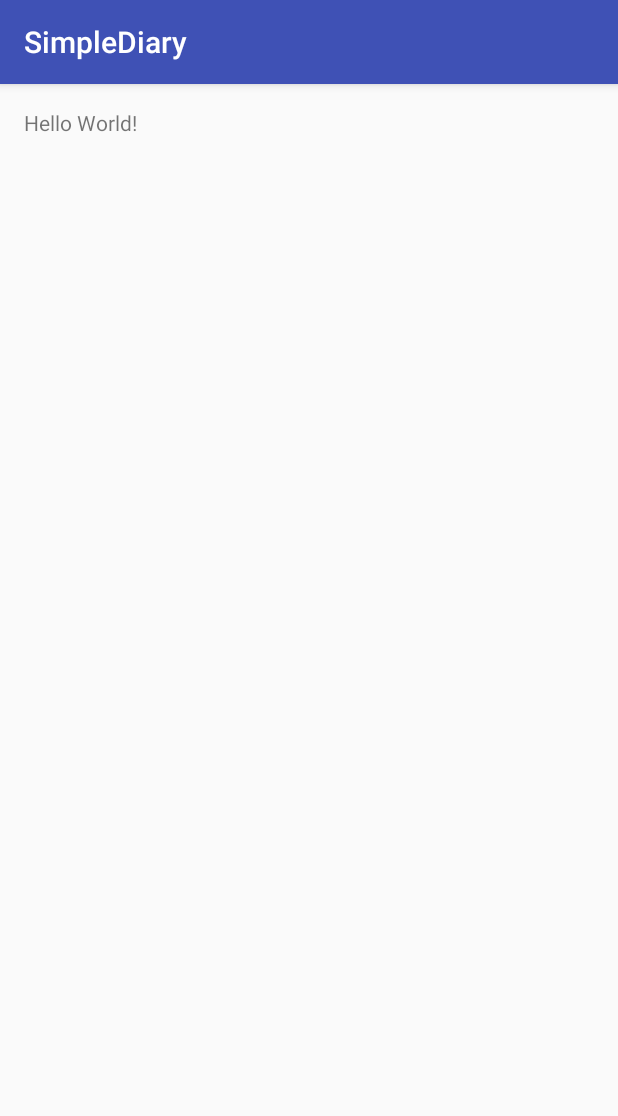
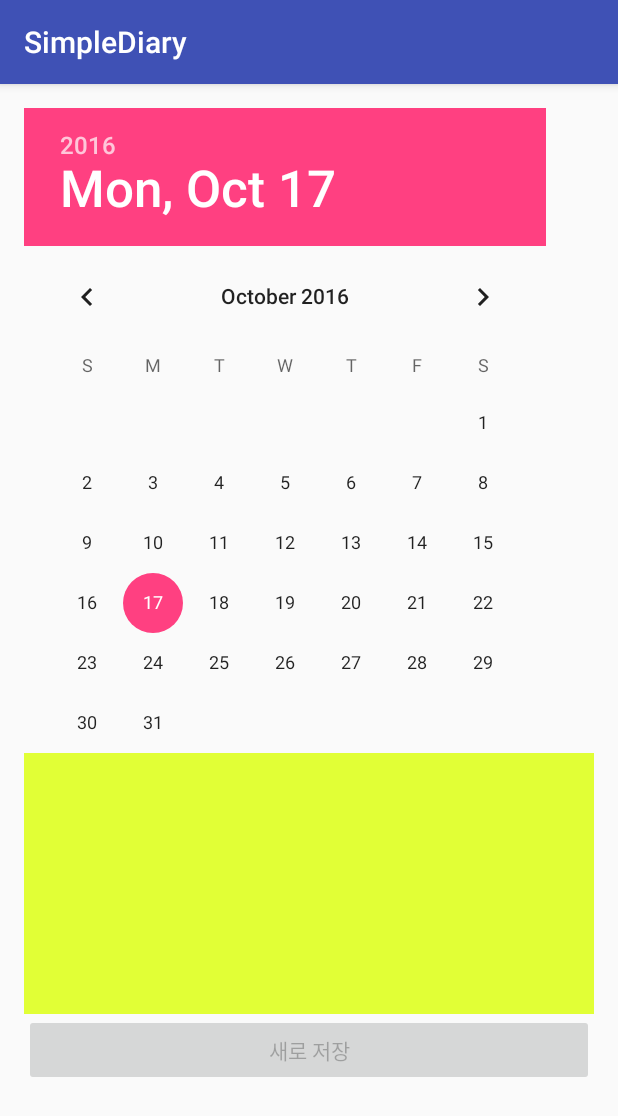
Before and after one commit to MINJUPARK/SimpleDiary, an Android app: the screen it shows after launch (MainActivity), on a phone screen of 412 x 824 dp. Shown: the top 1116 px of the screen. Run offline under Robolectric (Android 15) with nearby library versions, the phone set to English and light mode, and no system bars.

```diff
--- a/app/src/main/res/layout/activity_main.xml
+++ b/app/src/main/res/layout/activity_main.xml
@@ -1,5 +1,5 @@
 <?xml version="1.0" encoding="utf-8"?>
-<RelativeLayout xmlns:android="http://schemas.android.com/apk/res/android"
+<LinearLayout xmlns:android="http://schemas.android.com/apk/res/android"
     xmlns:tools="http://schemas.android.com/tools"
     android:layout_width="match_parent"
     android:layout_height="match_parent"
@@ -7,10 +7,25 @@
     android:paddingLeft="@dimen/activity_horizontal_margin"
     android:paddingRight="@dimen/activity_horizontal_margin"
     android:paddingTop="@dimen/activity_vertical_margin"
-    tools:context="com.example.simplediary.MainActivity">
+    tools:context="com.example.simplediary.MainActivity"
+    android:orientation="vertical">
 
-    <TextView
-        android:layout_width="wrap_content"
+    <DatePicker
+        android:id="@+id/date_picker"
+        android:layout_width="match_parent"
         android:layout_height="wrap_content"
-        android:text="Hello World!" />
-</RelativeLayout>
+        android:calendarViewShown="false"/>
+
+    <EditText
+        android:id="@+id/edit_content"
+        android:background="#E1FF36"
+        android:layout_width="match_parent"
+        android:layout_height="wrap_content"
+        android:lines="8"/>
+    <Button
+        android:id="@+id/but_save"
+        android:layout_width="match_parent"
+        android:layout_height="wrap_content"
+        android:text="@string/str_but"
+        android:enabled="false"/>
+</LinearLayout>
--- a/app/src/main/res/values/strings.xml
+++ b/app/src/main/res/values/strings.xml
@@ -1,3 +1,4 @@
 <resources>
     <string name="app_name">SimpleDiary</string>
+    <string name="str_but">새로 저장</string>
 </resources>
```
